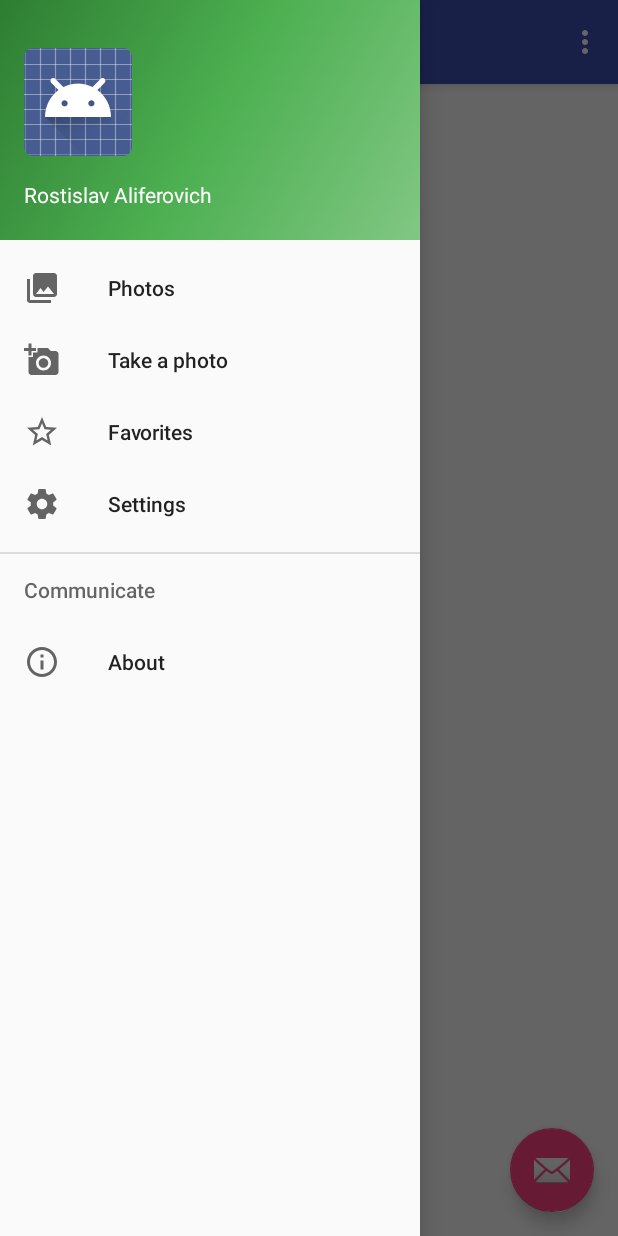
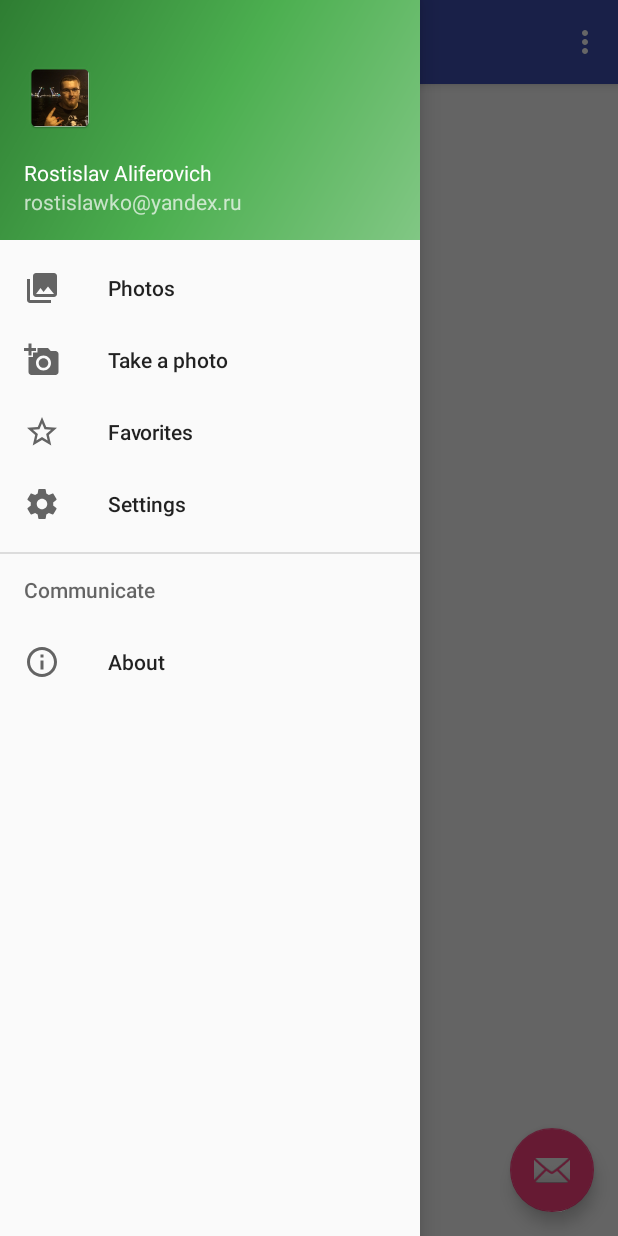
Before and after one commit to rostislawk/butterfly, an Android app: the screen it shows after launch (MainMenu), with the side drawer open, on a phone screen of 412 x 824 dp. Run offline under Robolectric (Android 15) with nearby library versions, the phone set to English and light mode, and no system bars.

Commit message:
add avatar

```diff
--- a/Butterfly/app/src/main/res/layout/nav_header_main_menu.xml
+++ b/Butterfly/app/src/main/res/layout/nav_header_main_menu.xml
@@ -16,7 +16,7 @@
         android:layout_width="wrap_content"
         android:layout_height="wrap_content"
         android:paddingTop="@dimen/nav_header_vertical_spacing"
-        android:src="@android:drawable/sym_def_app_icon" />
+        android:src="@mipmap/ic_menu_avatar" />
 
     <TextView
         android:layout_width="match_parent"
```
Also changed, not shown: Butterfly/app/src/main/ic_menu_avatar-web.png (added), Butterfly/app/src/main/res/mipmap-hdpi/ic_menu_avatar.png (added), Butterfly/app/src/main/res/mipmap-mdpi/ic_menu_avatar.png (added), Butterfly/app/src/main/res/mipmap-xhdpi/ic_menu_avatar.png (added), Butterfly/app/src/main/res/mipmap-xxhdpi/ic_menu_avatar.png (added), Butterfly/app/src/main/res/mipmap-xxxhdpi/ic_menu_avatar.png (added).
